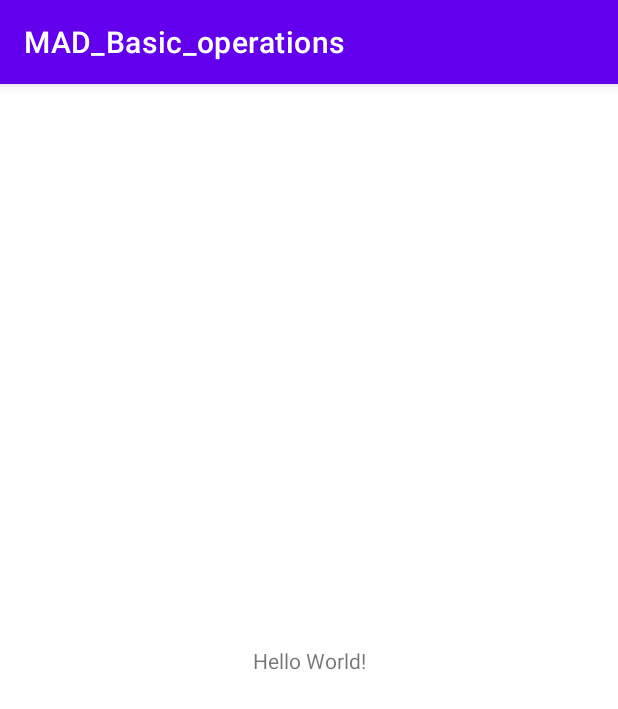
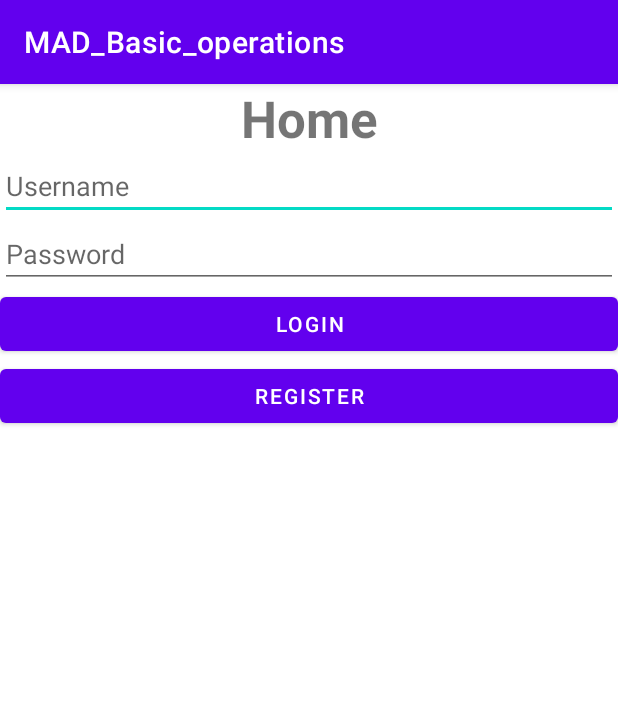
Before and after one commit to IT20230692/MAD_Basic_Project, an Android app: the screen it shows after launch (MainActivity), on a phone screen of 412 x 824 dp. Shown: the top 709 px of the screen. Run offline under Robolectric (Android 15) with nearby library versions, the phone set to English and light mode, and no system bars.

Commit message:
Add home ui

```diff
--- a/app/src/main/res/layout/activity_main.xml
+++ b/app/src/main/res/layout/activity_main.xml
@@ -1,18 +1,49 @@
 <?xml version="1.0" encoding="utf-8"?>
-<androidx.constraintlayout.widget.ConstraintLayout xmlns:android="http://schemas.android.com/apk/res/android"
+<LinearLayout xmlns:android="http://schemas.android.com/apk/res/android"
     xmlns:app="http://schemas.android.com/apk/res-auto"
     xmlns:tools="http://schemas.android.com/tools"
     android:layout_width="match_parent"
     android:layout_height="match_parent"
-    tools:context=".MainActivity">
+    android:orientation="vertical"
+    tools:context=".MainActivity" >
 
     <TextView
-        android:layout_width="wrap_content"
+        android:id="@+id/textView"
+        android:layout_width="match_parent"
         android:layout_height="wrap_content"
-        android:text="Hello World!"
-        app:layout_constraintBottom_toBottomOf="parent"
-        app:layout_constraintEnd_toEndOf="parent"
-        app:layout_constraintStart_toStartOf="parent"
-        app:layout_constraintTop_toTopOf="parent" />
+        android:text="@string/home"
+        android:textAlignment="center"
+        android:textSize="34sp"
+        android:textStyle="bold" />
 
-</androidx.constraintlayout.widget.ConstraintLayout>
+    <EditText
+        android:id="@+id/username"
+        android:layout_width="match_parent"
+        android:layout_height="wrap_content"
+        android:ems="10"
+        android:inputType="textPersonName"
+        android:hint="@string/username" />
+
+    <EditText
+        android:id="@+id/password"
+        android:layout_width="match_parent"
+        android:layout_height="wrap_content"
+        android:ems="10"
+        android:inputType="textPassword"
+        android:hint="@string/password"
+        android:autofillHints="" />
+
+    <Button
+        android:id="@+id/button3"
+        android:layout_width="match_parent"
+        android:layout_height="wrap_content"
+        android:text="@string/login"
+        />
+
+    <Button
+        android:id="@+id/button4"
+        android:layout_width="match_parent"
+        android:layout_height="wrap_content"
+        android:text="@string/register" />
+
+</LinearLayout>
--- a/app/src/main/res/values/strings.xml
+++ b/app/src/main/res/values/strings.xml
@@ -1,3 +1,8 @@
 <resources>
     <string name="app_name">MAD_Basic_operations</string>
+    <string name="home">Home</string>
+    <string name="username">Username</string>
+    <string name="password">Password</string>
+    <string name="register">REGISTER</string>
+    <string name="login">LOGIN</string>
 </resources>
```
